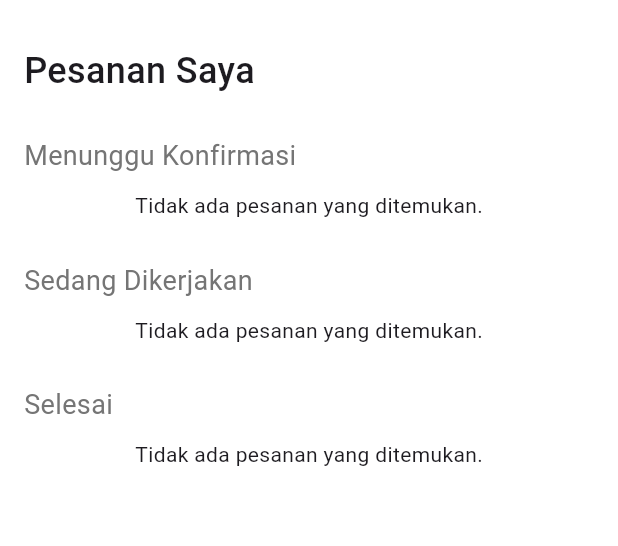
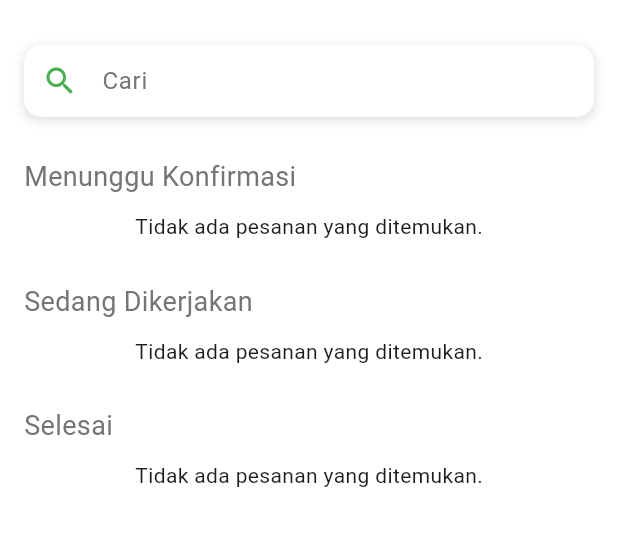
Before and after one commit to Argonaut-ss/Green, a Flutter app: the PesananList screen opened directly, on a phone screen of 412 x 824 dp, the part 63-609 px from its top. Run offline on Flutter 3.47's test engine with Material 3 defaults, Android fonts, the phone set to English and light mode, and no system bars; our stand-ins replace cloud_firestore, firebase_auth, firebase_core, flutter_map, geocoding, google_sign_in and 2 more; missing offline and left inert: flutter_map_cancellable_tile_provider; accounts and stored records are empty.

Commit message:
feat : search bar

```diff
--- a/green_app/lib/Pages/pesanan_list.dart
+++ b/green_app/lib/Pages/pesanan_list.dart
@@ -4,6 +4,7 @@ import 'package:green_app/Custom/pesanan_card.dart';
 import 'package:green_app/Theme/colors.dart';
 import 'package:firebase_core/firebase_core.dart';
 import 'package:firebase_auth/firebase_auth.dart';
+import 'package:flutter/cupertino.dart';
 
 class PesananList extends StatefulWidget {
   final void Function(Map<String, dynamic> article)? onPesananTap;
@@ -14,6 +15,9 @@ class PesananList extends StatefulWidget {
 }
 
 class _PesananListState extends State<PesananList> {
+  final TextEditingController _searchController = TextEditingController();
+  String _searchQuery = '';
+
   Stream<QuerySnapshot> _getPesananStream([String? category]) {
     var collection = FirebaseFirestore.instance.collection('pesanan');
 
@@ -111,7 +115,36 @@ class _PesananListState extends State<PesananList> {
             child: Column(
               crossAxisAlignment: CrossAxisAlignment.start,
               children: [
-                Text("Pesanan Saya", style: TextStyle(fontSize: 24, fontWeight: FontWeight.w500)),
+
+                Container(
+                  decoration: BoxDecoration(
+                    color: Colors.white,
+                    borderRadius: BorderRadius.circular(12),
+                    boxShadow: [
+                      BoxShadow(
+                        color: Colors.black.withOpacity(0.1),
+                        spreadRadius: 1,
+                        blurRadius: 4,
+                        offset: Offset(0, 2),
+                      ),
+                    ],
+                  ),
+                  child: TextField(
+                    controller: _searchController,
+                    onChanged: (value) {
+                      setState(() {
+                        _searchQuery = value;
+                      });
+                    },
+                    decoration: InputDecoration(
+                      hintText: 'Cari',
+                      hintStyle: TextStyle(color: Colors.grey[600]),
+                      prefixIcon: Icon(Icons.search, color: Colors.green),
+                      border: InputBorder.none,
+                      contentPadding: EdgeInsets.symmetric(horizontal: 16, vertical: 12),
+                    ),
+                  ),
+                ),
                 const SizedBox(height: 27),
                 Text("Menunggu Konfirmasi", style: TextStyle(fontSize: 18, fontWeight: FontWeight.w400, color: Colors.grey[600])),
                 const SizedBox(height: 10),
```
